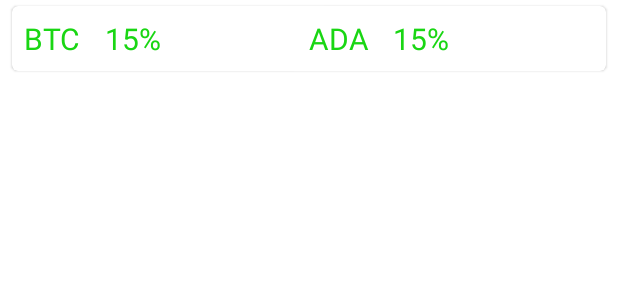
After one commit to TimSta82/coinOracle, an Android app: the layout list_item_correlation.xml on its own in the app's theme, with its tools: preview values and no code run, on a phone screen of 412 x 824 dp. The commit adds this screen. Shown: the top 300 px of the screen. Run offline under Robolectric (Android 15) with nearby library versions, the phone set to English and light mode, and no system bars; network calls fail; Roboto replaces fonts that are not available here.

```diff
--- a/app/src/main/java/de/timbo/coinOracle/database/model/CorrelationEntity.kt
+++ b/app/src/main/java/de/timbo/coinOracle/database/model/CorrelationEntity.kt
@@ -9,9 +9,9 @@ import de.timbo.coinOracle.model.Asset
 data class CorrelationEntity(
     @PrimaryKey
     @ColumnInfo(name = "winner_asset")
-    val winnerAsset: Asset,
+    var winnerAsset: Asset,
     @ColumnInfo(name = "loser_asset")
-    val loserAsset: Asset,
+    var loserAsset: Asset
 ) {
     override fun toString() =
         "Anticorrelation:\n" +
--- a/app/src/main/java/de/timbo/coinOracle/extensions/AndroidExtensions.kt
+++ b/app/src/main/java/de/timbo/coinOracle/extensions/AndroidExtensions.kt
@@ -2,6 +2,7 @@ package de.timbo.coinOracle.extensions
 
 import android.app.Activity
 import android.content.Context
+import android.content.res.ColorStateList
 import android.net.ConnectivityManager
 import android.net.NetworkCapabilities
 import android.view.View
@@ -96,3 +97,5 @@ fun <T, K, R> LiveData<T>.combineWith(
     }
     return result
 }
+
+fun Context.getColorStateListOneColor(@ColorRes colorRes: Int) = ColorStateList.valueOf(ContextCompat.getColor(this, colorRes))
--- a/app/src/main/java/de/timbo/coinOracle/injection/UseCaseModule.kt
+++ b/app/src/main/java/de/timbo/coinOracle/injection/UseCaseModule.kt
@@ -20,4 +20,5 @@ val useCaseModule = module {
     single { WatchPortfolioWithCurrentAssetPricesFromDbUseCase() }
 
     single { CalculateAssetsAntiCorrelationUseCase() }
+    single { WatchCorrelationsFromDbUseCase() }
 }
--- a/app/src/main/java/de/timbo/coinOracle/repositories/CorrelationRepository.kt
+++ b/app/src/main/java/de/timbo/coinOracle/repositories/CorrelationRepository.kt
@@ -1,7 +1,9 @@
 package de.timbo.coinOracle.repositories
 
 import de.timbo.coinOracle.database.dao.CorrelationDao
+import de.timbo.coinOracle.database.model.AssetEntity
 import de.timbo.coinOracle.database.model.CorrelationEntity
+import kotlinx.coroutines.flow.Flow
 import kotlinx.coroutines.launch
 import org.koin.core.component.inject
 
@@ -14,4 +16,6 @@ class CorrelationRepository : BaseRepository() {
             dao.insertOrUpdate(correlations)
         }
     }
+
+    fun watchAllCorrelations(): Flow<List<CorrelationEntity>> = dao.watchAll()
 }
--- /dev/null
+++ b/app/src/main/res/layout/list_item_correlation.xml
@@ -0,0 +1,75 @@
+<?xml version="1.0" encoding="utf-8"?>
+<com.google.android.material.card.MaterialCardView xmlns:android="http://schemas.android.com/apk/res/android"
+    xmlns:app="http://schemas.android.com/apk/res-auto"
+    xmlns:tools="http://schemas.android.com/tools"
+    android:layout_width="match_parent"
+    android:layout_height="wrap_content"
+    android:layout_marginStart="@dimen/one_grid_unit"
+    android:layout_marginTop="@dimen/half_grid_unit"
+    android:layout_marginEnd="@dimen/one_grid_unit"
+    android:layout_marginBottom="@dimen/half_grid_unit"
+    android:elevation="@dimen/half_grid_unit"
+    app:cardCornerRadius="@dimen/half_grid_unit">
+
+    <androidx.constraintlayout.widget.ConstraintLayout
+        android:layout_width="match_parent"
+        android:layout_height="wrap_content"
+        android:padding="@dimen/one_grid_unit">
+
+        <TextView
+            android:id="@+id/item_winner_symbol_Tv"
+            style="@style/Text.ListItem"
+            android:layout_width="wrap_content"
+            android:layout_height="wrap_content"
+            app:layout_constraintBottom_toBottomOf="parent"
+            app:layout_constraintStart_toStartOf="parent"
+            app:layout_constraintTop_toTopOf="parent"
+            tools:text="BTC" />
+
+        <TextView
+            android:id="@+id/item_winner_percentage_Tv"
+            style="@style/Text.ListItem"
+            android:layout_width="0dp"
+            android:layout_height="wrap_content"
+            android:layout_marginStart="@dimen/two_grid_unit"
+            app:layout_constraintBottom_toBottomOf="parent"
+            app:layout_constraintEnd_toStartOf="@+id/guideline"
+            app:layout_constraintStart_toEndOf="@+id/item_winner_symbol_Tv"
+            app:layout_constraintTop_toTopOf="parent"
+            tools:text="15%" />
+
+        <androidx.constraintlayout.widget.Guideline
+            android:id="@+id/guideline"
+            android:layout_width="1dp"
+            android:layout_height="wrap_content"
+            app:layout_constraintTop_toTopOf="parent"
+            app:layout_constraintBottom_toBottomOf="parent"
+            android:orientation="vertical"
+            app:layout_constraintGuide_percent="0.5" />
+
+        <TextView
+            android:id="@+id/item_loser_symbol_Tv"
+            style="@style/Text.ListItem"
+            android:layout_width="0dp"
+            android:layout_height="wrap_content"
+            android:gravity="start"
+            app:layout_constraintBottom_toBottomOf="parent"
+            app:layout_constraintStart_toStartOf="@+id/guideline"
+            app:layout_constraintTop_toTopOf="parent"
+            tools:text="ADA" />
+
+        <TextView
+            android:id="@+id/item_loser_percentage_Tv"
+            style="@style/Text.ListItem"
+            android:layout_width="0dp"
+            android:layout_marginStart="@dimen/two_grid_unit"
+            android:layout_height="wrap_content"
+            app:layout_constraintBottom_toBottomOf="parent"
+            app:layout_constraintEnd_toEndOf="parent"
+            app:layout_constraintStart_toEndOf="@+id/item_loser_symbol_Tv"
+            app:layout_constraintTop_toTopOf="parent"
+            tools:text="15%" />
+
+    </androidx.constraintlayout.widget.ConstraintLayout>
+
+</com.google.android.material.card.MaterialCardView>
--- a/app/src/main/res/values/colors.xml
+++ b/app/src/main/res/values/colors.xml
@@ -6,6 +6,8 @@
 
     <color name="assets_background">#672135</color>
     <color name="correlation_background">#ba1234</color>
+    <color name="correlation_loser">#D5002B</color>
+    <color name="correlation_winner">#16D820</color>
     <color name="settings_background">#f8ac12</color>
     <color name="trading_background">#2BB0E4</color>
     <color name="portfolio_background">#016187</color>
```
Also changed, not shown: app/src/main/java/de/timbo/coinOracle/database/Converters.kt (+37 -24 lines), app/src/main/java/de/timbo/coinOracle/database/dao/CorrelationDao.kt (+7 -1 lines), app/src/main/java/de/timbo/coinOracle/ui/correlation/CorrelationAdapter.kt (added, +53 -0 lines), app/src/main/java/de/timbo/coinOracle/ui/correlation/CorrelationFragment.kt (+36 -1 lines), app/src/main/java/de/timbo/coinOracle/ui/correlation/CorrelationViewModel.kt (added, +17 -0 lines), app/src/main/java/de/timbo/coinOracle/usecases/WatchCorrelationsFromDbUseCase.kt (added, +15 -0 lines), app/src/main/res/layout/fragment_correlation.xml (+12 -7 lines).
